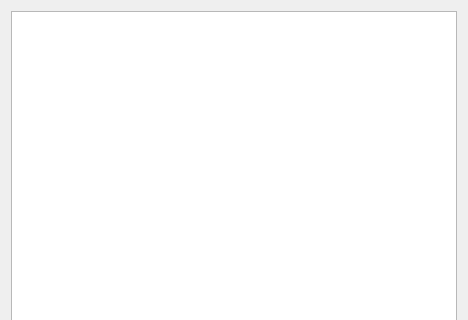
This is forms/recipepane.ui in Novynn/acquisition as Qt 5 draws it before an edit; both pictures show x 0 to 468 and y 0 to 320 of the 468 by 502 pixel window. The edited form follows.
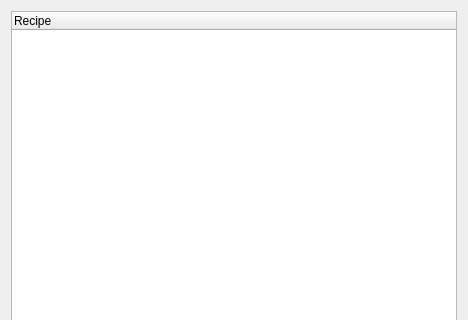
This is the edited form.

Commit message: Working on the recipe system again

Patch:
```diff
--- a/forms/recipepane.ui
+++ b/forms/recipepane.ui
@@ -15,7 +15,13 @@
   </property>
   <layout class="QVBoxLayout" name="verticalLayout">
    <item>
-    <widget class="QListWidget" name="listWidget"/>
+    <widget class="QTreeWidget" name="treeWidget">
+     <column>
+      <property name="text">
+       <string>Recipe</string>
+      </property>
+     </column>
+    </widget>
    </item>
   </layout>
  </widget>
```
The commit also changes 1 other file.
